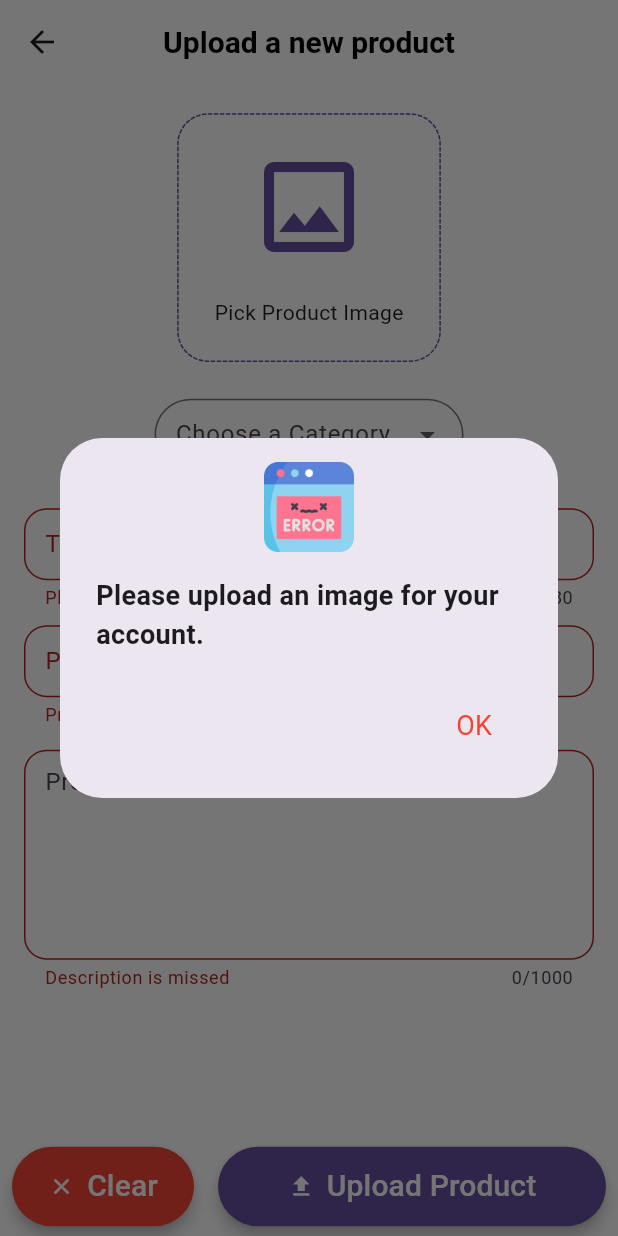
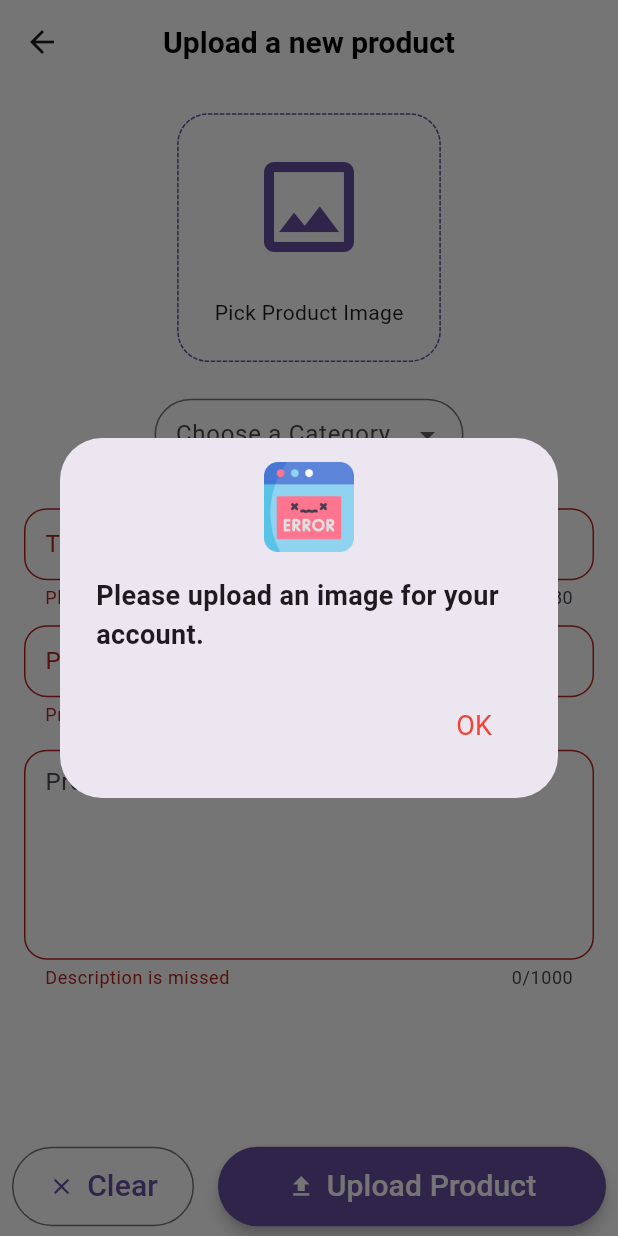
Before and after one commit to KiarashKiani79/ShopSmart_Admin, a Flutter app: the EditOrUploadProductScreen screen opened by its route, after a tap on "Upload Product", on a phone screen of 412 x 824 dp. Run offline on Flutter 3.47's test engine with Material 2 defaults, Android fonts, the phone set to English and light mode, and no system bars; drawn by our look-alikes of dotted_border; our stand-ins replace cloud_firestore, fancy_shimmer_image, firebase_auth, firebase_core, firebase_storage, flutter_iconly and 4 more; missing offline and left inert: dynamic_height_grid_view; accounts and stored records are empty.

Commit message:
allow admin remove product/cleaner code/fix bugs

```diff
--- a/lib/screens/inner_screen/orders/edit_upload_product_form/edit_upload_product_form.dart
+++ b/lib/screens/inner_screen/orders/edit_upload_product_form/edit_upload_product_form.dart
@@ -7,17 +7,18 @@ import 'package:flutter/material.dart';
 import 'package:fluttertoast/fluttertoast.dart';
 import 'package:image_picker/image_picker.dart';
 import 'package:provider/provider.dart';
-import 'package:shopsmart_admin/consts/theme_data.dart';
-import 'package:shopsmart_admin/screens/dashboard_screen.dart';
-import 'package:shopsmart_admin/screens/loading_manager.dart';
+import '/consts/theme_data.dart';
+import '/screens/dashboard_screen.dart';
+import '/screens/loading_manager.dart';
 import 'package:uuid/uuid.dart';
-import '../../../../providers/theme_provider.dart';
+import '/providers/theme_provider.dart';
+import '/providers/products_provider.dart';
 import '/consts/app_constants.dart';
 import '/models/product_model.dart';
 import '/services/my_app_functions.dart';
 
 import './form_fields.dart';
-import '../../../../widgets/title_text.dart';
+import '/widgets/title_text.dart';
 
 class EditOrUploadProductScreen extends StatefulWidget {
   static const routeName = '/EditOrUploadProductScreen';
@@ -84,6 +85,7 @@ class _EditOrUploadProductScreenState extends State<EditOrUploadProductScreen> {
     });
   }
 
+// Upload Product
   Future<void> _uploadProduct() async {
     final isValid = _formKey.currentState!.validate();
     FocusScope.of(context).unfocus();
@@ -139,6 +141,7 @@ class _EditOrUploadProductScreenState extends State<EditOrUploadProductScreen> {
     }
   }
 
+// Edit Product
   Future<void> _editProduct() async {
     final isValid = _formKey.currentState!.validate();
     FocusScope.of(context).unfocus();
@@ -182,7 +185,7 @@ class _EditOrUploadProductScreenState extends State<EditOrUploadProductScreen> {
         });
         Fluttertoast.showToast(
           msg: "Product edited successfully!",
-          backgroundColor: Colors.blue,
+          backgroundColor: Colors.green,
         );
         if (!mounted) return;
         Navigator.pushReplacementNamed(context, DashboardScreen.routeName);
@@ -218,10 +221,12 @@ class _EditOrUploadProductScreenState extends State<EditOrUploadProductScreen> {
     );
   }
 
+// ********************** Build **********************
   @override
   Widget build(BuildContext context) {
     final size = MediaQuery.of(context).size;
     final themeProvider = Provider.of<ThemeProvider>(context);
+    final productProvider = Provider.of<ProductsProvider>(context);
     return LoadingManager(
       isLoading: isLoading,
       child: GestureDetector(
@@ -357,6 +362,40 @@ class _EditOrUploadProductScreenState extends State<EditOrUploadProductScreen> {
                   ),
                 ),
 
+                const SizedBox(height: 25),
+                isEditing
+                    ? ElevatedButton.icon(
+                        icon: const Icon(Icons.delete),
+                        label: const Text("Delete The Product"),
+                        style: ButtonStyle(
+                          backgroundColor:
+                              MaterialStateProperty.all<Color>(Colors.red),
+                          foregroundColor: MaterialStateProperty.all<Color>(
+                            themeProvider.getIsDarkTheme
+                                ? Colors.black
+                                : Colors.white,
+                          ),
+                        ),
+                        onPressed: () {
+                          MyAppFunctions.showErrorOrWarningDialog(
+                            isError: false,
+                            context: context,
+                            subtitle: "Delete the product permanently?",
+                            buttonText: "Delete",
+                            fct: () async {
+                              productProvider
+                                  .removeProduct(
+                                      productId: widget.productModel!.productId)
+                                  .then(
+                                    (value) => Navigator.pushReplacementNamed(
+                                        context, DashboardScreen.routeName),
+                                  );
+                            },
+                          );
+                        },
+                      )
+                    : Container(),
+
                 const SizedBox(height: kBottomNavigationBarHeight + 10),
               ],
             ),
@@ -373,32 +412,24 @@ class _EditOrUploadProductScreenState extends State<EditOrUploadProductScreen> {
       child: Material(
         color: Theme.of(context).scaffoldBackgroundColor,
         child: Row(
-          // mainAxisAlignment: MainAxisAlignment.spaceAround,
           children: [
             Flexible(
               flex: 1,
               fit: FlexFit.tight,
               child: Padding(
                 padding: const EdgeInsets.symmetric(horizontal: 8.0),
-                child: ElevatedButton.icon(
-                  style: ElevatedButton.styleFrom(
-                    padding: const EdgeInsets.all(12),
-                    backgroundColor: Colors.red,
-                    elevation: 4,
+                child: OutlinedButton.icon(
+                  style: ButtonStyle(
+                    padding:
+                        MaterialStateProperty.all(const EdgeInsets.all(12)),
                   ),
-                  icon: Icon(
+                  icon: const Icon(
                     Icons.clear_rounded,
-                    color: themeProvider.getIsDarkTheme
-                        ? Colors.black
-                        : Colors.white,
                   ),
-                  label: Text(
+                  label: const Text(
                     "Clear",
                     style: TextStyle(
                       fontSize: 20,
-                      color: themeProvider.getIsDarkTheme
-                          ? Colors.black
-                          : Colors.white,
                     ),
                   ),
                   onPressed: () {
--- a/pubspec.yaml
+++ b/pubspec.yaml
@@ -33,6 +33,7 @@ dependencies:
   dotted_border: ^2.0.0+3
   dynamic_height_grid_view: ^0.0.3
   fancy_shimmer_image: ^2.0.3
+  firebase_auth: ^4.10.0
   firebase_core: ^2.16.0
   firebase_storage: ^11.2.7
   flutter:
@@ -40,6 +41,7 @@ dependencies:
   flutter_iconly: ^1.0.2
   fluttertoast: ^8.2.2
   image_picker: ^1.0.4
+  intl: ^0.18.1
   ionicons: ^0.2.2
   provider: ^6.0.5
   shared_preferences: ^2.2.1
```
Also changed, not shown: lib/models/order_model.dart (added, +25 -0 lines), lib/providers/order_provider.dart (added, +92 -0 lines), lib/providers/products_provider.dart (+53 -454 lines), lib/screens/search_screen.dart (+7 -7 lines), pubspec.lock, 3 other files.
